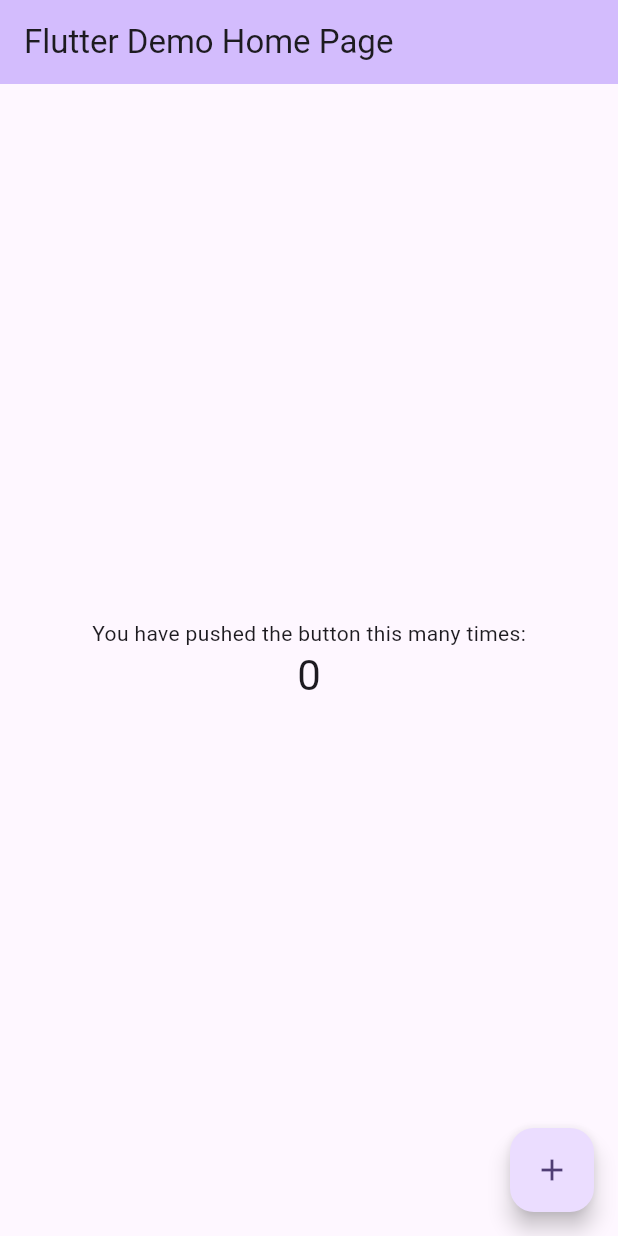
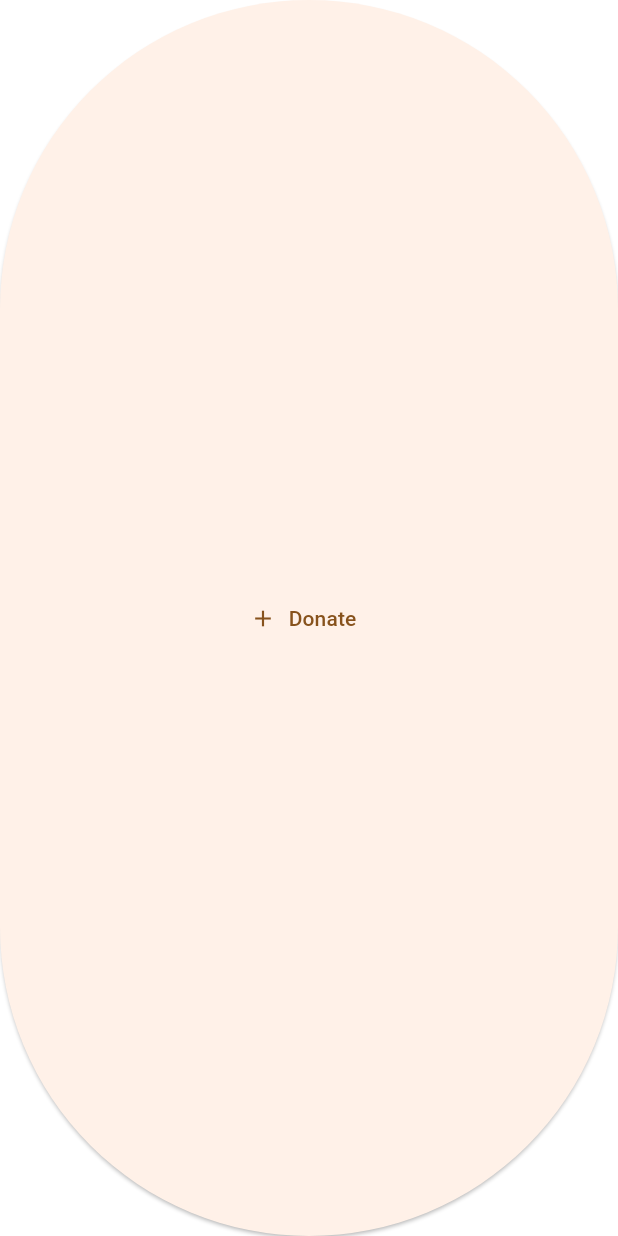
Before and after one commit to BigYush/food_link, a Flutter app: the screen it shows after launch, on a phone screen of 412 x 824 dp. Run offline on Flutter 3.47's test engine with Material 3 defaults, Android fonts, the phone set to English and light mode, and no system bars.

Commit message:
IDK Something

```diff
--- a/lib/main.dart
+++ b/lib/main.dart
@@ -1,4 +1,5 @@
 import 'package:flutter/material.dart';
+import 'package:food_link/screens/home.dart';
 
 void main() {
   runApp(const MyApp());
@@ -11,115 +12,14 @@ class MyApp extends StatelessWidget {
   @override
   Widget build(BuildContext context) {
     return MaterialApp(
-      title: 'Flutter Demo',
+      title: 'Food Link',
       theme: ThemeData(
-        // This is the theme of your application.
-        //
-        // TRY THIS: Try running your application with "flutter run". You'll see
-        // the application has a blue toolbar. Then, without quitting the app,
-        // try changing the seedColor in the colorScheme below to Colors.green
-        // and then invoke "hot reload" (save your changes or press the "hot
-        // reload" button in a Flutter-supported IDE, or press "r" if you used
-        // the command line to start the app).
-        //
-        // Notice that the counter didn't reset back to zero; the application
-        // state is not lost during the reload. To reset the state, use hot
-        // restart instead.
-        //
-        // This works for code too, not just values: Most code changes can be
-        // tested with just a hot reload.
-        colorScheme: ColorScheme.fromSeed(seedColor: Colors.deepPurple),
+        colorScheme: ColorScheme.fromSeed(
+            seedColor: const Color.fromARGB(255, 247, 140, 2)),
         useMaterial3: true,
       ),
-      home: const MyHomePage(title: 'Flutter Demo Home Page'),
+      darkTheme: ThemeData.dark(useMaterial3: true),
+      home: const Home(),
     );
   }
 }
-
-class MyHomePage extends StatefulWidget {
-  const MyHomePage({super.key, required this.title});
-
-  // This widget is the home page of your application. It is stateful, meaning
-  // that it has a State object (defined below) that contains fields that affect
-  // how it looks.
-
-  // This class is the configuration for the state. It holds the values (in this
-  // case the title) provided by the parent (in this case the App widget) and
-  // used by the build method of the State. Fields in a Widget subclass are
-  // always marked "final".
-
-  final String title;
-
-  @override
-  State<MyHomePage> createState() => _MyHomePageState();
-}
-
-class _MyHomePageState extends State<MyHomePage> {
-  int _counter = 0;
-
-  void _incrementCounter() {
-    setState(() {
-      // This call to setState tells the Flutter framework that something has
-      // changed in this State, which causes it to rerun the build method below
-      // so that the display can reflect the updated values. If we changed
-      // _counter without calling setState(), then the build method would not be
-      // called again, and so nothing would appear to happen.
-      _counter++;
-    });
-  }
-
-  @override
-  Widget build(BuildContext context) {
-    // This method is rerun every time setState is called, for instance as done
-    // by the _incrementCounter method above.
-    //
-    // The Flutter framework has been optimized to make rerunning build methods
-    // fast, so that you can just rebuild anything that needs updating rather
-    // than having to individually change instances of widgets.
-    return Scaffold(
-      appBar: AppBar(
-        // TRY THIS: Try changing the color here to a specific color (to
-        // Colors.amber, perhaps?) and trigger a hot reload to see the AppBar
-        // change color while the other colors stay the same.
-        backgroundColor: Theme.of(context).colorScheme.inversePrimary,
-        // Here we take the value from the MyHomePage object that was created by
-        // the App.build method, and use it to set our appbar title.
-        title: Text(widget.title),
-      ),
-      body: Center(
-        // Center is a layout widget. It takes a single child and positions it
-        // in the middle of the parent.
-        child: Column(
-          // Column is also a layout widget. It takes a list of children and
-          // arranges them vertically. By default, it sizes itself to fit its
-          // children horizontally, and tries to be as tall as its parent.
-          //
-          // Column has various properties to control how it sizes itself and
-          // how it positions its children. Here we use mainAxisAlignment to
-          // center the children vertically; the main axis here is the vertical
-          // axis because Columns are vertical (the cross axis would be
-          // horizontal).
-          //
-          // TRY THIS: Invoke "debug painting" (choose the "Toggle Debug Paint"
-          // action in the IDE, or press "p" in the console), to see the
-          // wireframe for each widget.
-          mainAxisAlignment: MainAxisAlignment.center,
-          children: <Widget>[
-            const Text(
-              'You have pushed the button this many times:',
-            ),
-            Text(
-              '$_counter',
-              style: Theme.of(context).textTheme.headlineMedium,
-            ),
-          ],
-        ),
-      ),
-      floatingActionButton: FloatingActionButton(
-        onPressed: _incrementCounter,
-        tooltip: 'Increment',
-        child: const Icon(Icons.add),
-      ), // This trailing comma makes auto-formatting nicer for build methods.
-    );
-  }
-}
--- /dev/null
+++ b/lib/screens/home.dart
@@ -0,0 +1,18 @@
+import 'package:flutter/material.dart';
+import 'package:food_link/screens/add_meal_info.dart';
+
+class Home extends StatelessWidget {
+  const Home({super.key});
+
+  @override
+  Widget build(BuildContext context) {
+    return ElevatedButton.icon(
+      onPressed: () {
+        Navigator.of(context)
+            .push(MaterialPageRoute(builder: (ctx) => const AddMealInfo()));
+      },
+      label: const Text("Donate"),
+      icon: const Icon(Icons.add),
+    );
+  }
+}
```
Also changed, not shown: lib/screens/add_meal_info.dart (added, +30 -0 lines), lib/screens/auth.dart (added), lib/screens/history.dart (added).
